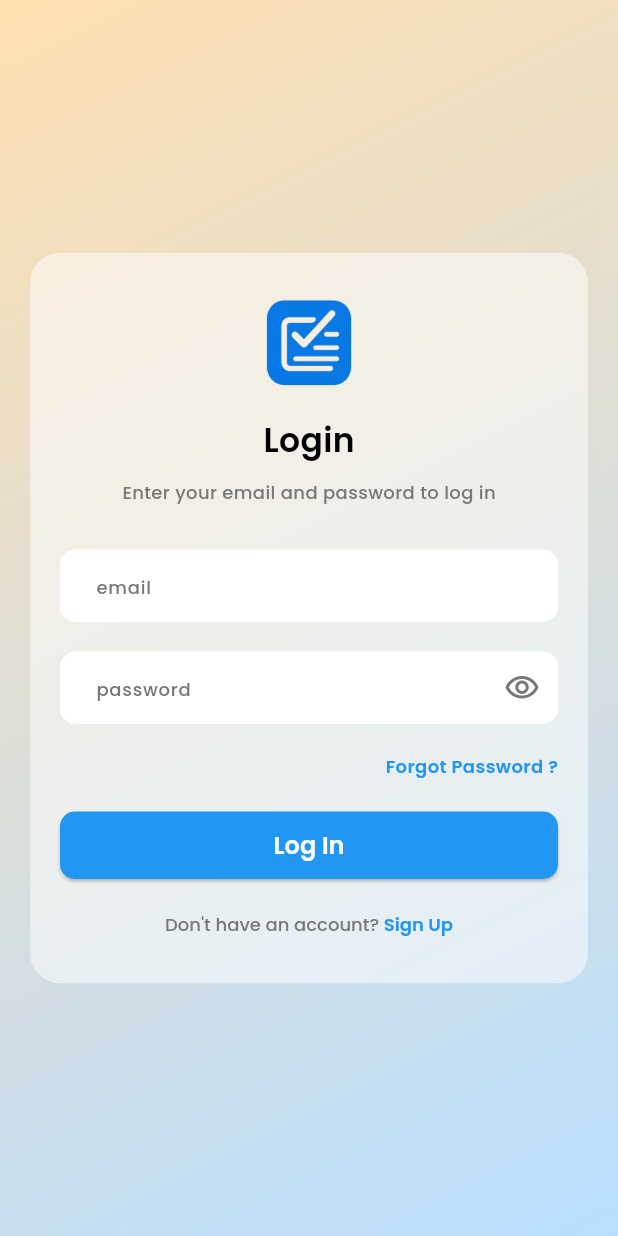
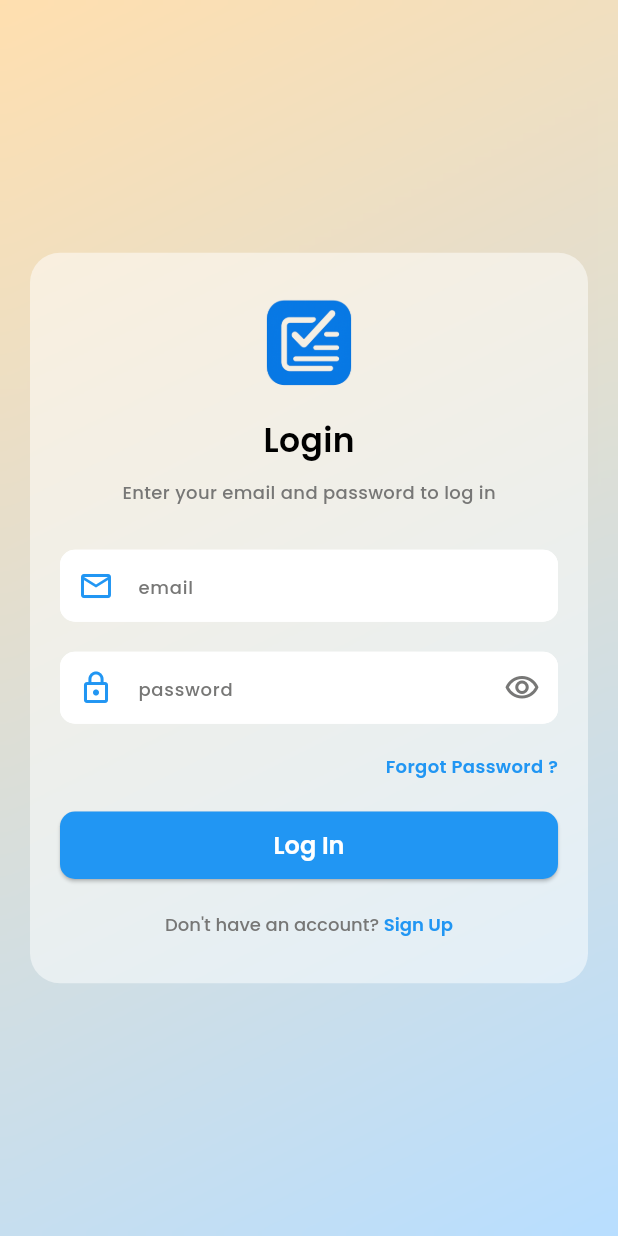
Before and after one commit to pavan0209/task_manager_firebase, a Flutter app: the screen it shows after launch, on a phone screen of 412 x 824 dp. Run offline on Flutter 3.47's test engine with Material 3 defaults, Android fonts, the phone set to English and light mode, and no system bars; our stand-ins replace auto_route, firebase_auth, firebase_core; accounts and stored records are empty; generated files the repository leaves out were written again.

Commit message:
added prefix icons in login screen and updated text_field widget

```diff
--- a/lib/screens/login.dart
+++ b/lib/screens/login.dart
@@ -66,6 +66,7 @@ class _LoginPageState extends BaseState<LoginPage> with BasicPage {
                       fillColor: AppColors.white,
                       hintText: 'email',
                       hintStyle: AppStyles.greyBodySmallTextStyle(),
+                      prefixIcon: Icon(Icons.email_outlined, color: AppColors.blue),
                     ),
                     const SizedBox(height: AppSpacing.largeSpacing),
                     AppTextField(
@@ -73,12 +74,14 @@ class _LoginPageState extends BaseState<LoginPage> with BasicPage {
                       filled: true,
                       fillColor: AppColors.white,
                       obscureText: isObscure,
+                      obscuringCharacter: '*',
                       suffixIcon: GestureDetector(
                         onTap: () {
                           setState(() {
                             isObscure = !isObscure;
                           });
                         },
+
                         child: Icon(
                           isObscure ? Icons.visibility_outlined : Icons.visibility_off_outlined,
                           color: AppColors.grey,
@@ -86,6 +89,8 @@ class _LoginPageState extends BaseState<LoginPage> with BasicPage {
                       ),
                       hintText: 'password',
                       hintStyle: AppStyles.greyBodySmallTextStyle(),
+                      prefixIcon: Icon(Icons.lock_outline, color: AppColors.blue),
+
                     ),
                     const SizedBox(height: AppSpacing.largeSpacing),
                     Row(
--- a/lib/screens/widgets/text_field.dart
+++ b/lib/screens/widgets/text_field.dart
@@ -33,7 +33,7 @@ class AppTextField extends StatelessWidget {
     this.autofocus,
     this.keyboardType,
     this.obscureText,
-    this.obscuringCharacter = '',
+    this.obscuringCharacter = '•',
     this.label,
     this.labelText,
     this.labelStyle,
@@ -71,7 +71,7 @@ class AppTextField extends StatelessWidget {
         hintStyle: hintStyle,
         filled: filled,
         fillColor: fillColor,
-        contentPadding: const EdgeInsets.only(left: AppPadding.largePadding, top: AppPadding.defaultPadding),
+        contentPadding: const EdgeInsets.only(left: AppPadding.defaultPadding, top: AppPadding.defaultPadding),
         border: border ??
             OutlineInputBorder(
               borderRadius: BorderRadius.circular(AppRadius.standardRadius),
```
